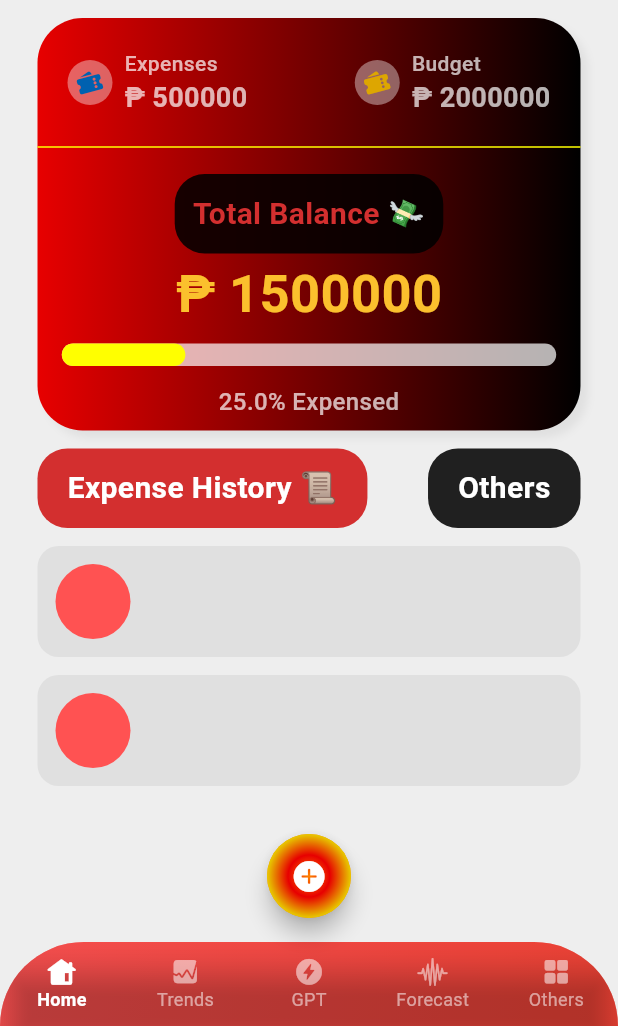
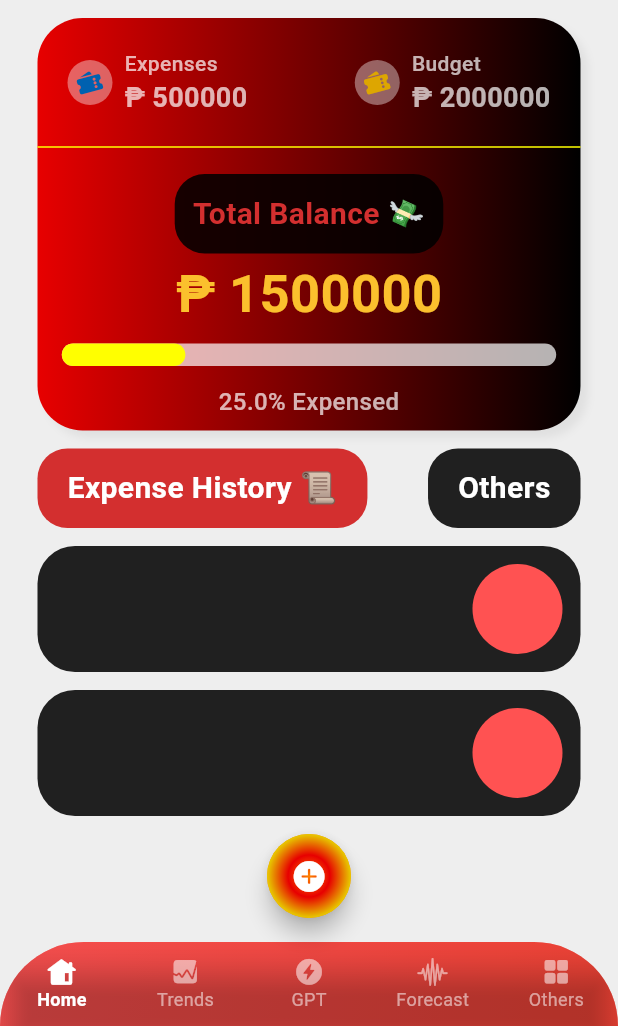
Before and after one commit to donyelqt/pera-pinoy, a Flutter app: the screen it shows after launch, on a phone screen of 412 x 824 dp, the part 210-1236 px from its top. Run offline on Flutter 3.47's test engine with Material 3 defaults, Android fonts, the light colour scheme and no system bars.

Commit message:
"Updated MainScreen widget styling: changed background color, border radius, and button size."

```diff
--- a/lib/screens/home/views/main_screen.dart
+++ b/lib/screens/home/views/main_screen.dart
@@ -319,16 +319,17 @@ class MainScreen extends StatelessWidget {
                     padding: const EdgeInsets.only(bottom: 12.0),
                     child: Container(
                       decoration: BoxDecoration(
-                        color: Colors.grey[300],
-                        borderRadius: BorderRadius.circular(14)
+                        color: Colors.black87,
+                        borderRadius: BorderRadius.circular(25)
                       ),
                       child: Padding(
                         padding: const EdgeInsets.all(12.0),
                         child: Row(
+                          mainAxisAlignment: MainAxisAlignment.end,
                           children: [
                             Container(
-                              width: 50,
-                              height: 50,
+                              width: 60,
+                              height: 60,
                               decoration: BoxDecoration(
                                 color: Colors.redAccent,
                                 shape: BoxShape.circle
```
